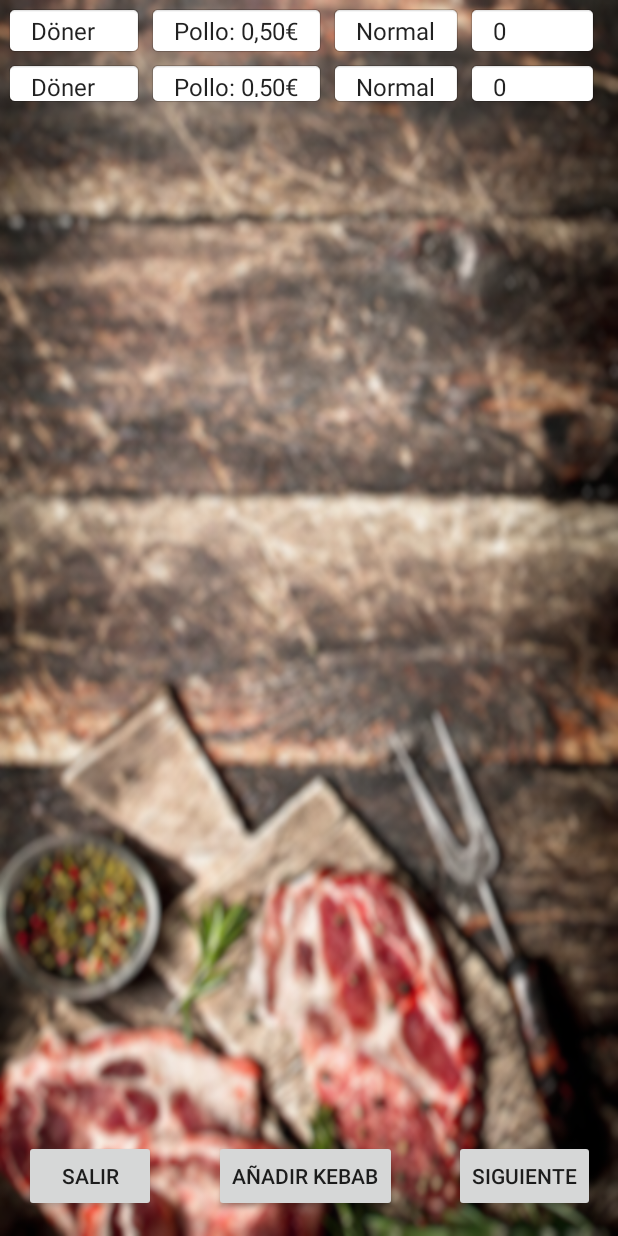
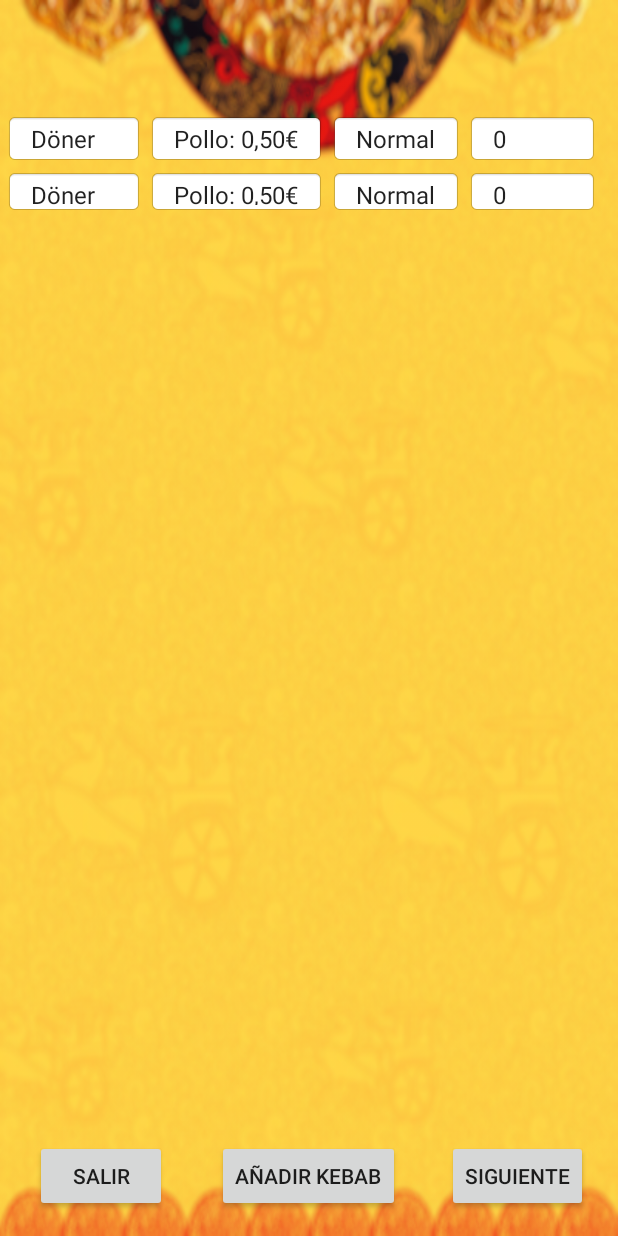
Before and after one commit to Capricious-frog/ProyectoAndroid, an Android app: the PedidoKebab screen opened directly, with no data from a screen before it, on a phone screen of 412 x 824 dp. Run offline under Robolectric (Android 15) with nearby library versions, the phone set to English and light mode, and no system bars.

```diff
--- a/app/src/main/res/layout/activity_pedido_kebab.xml
+++ b/app/src/main/res/layout/activity_pedido_kebab.xml
@@ -6,37 +6,38 @@
     android:layout_height="match_parent"
     android:background="@drawable/fondokebab"
     tools:context="com.example.adminportatil.proyectoandroid.PedidoKebab"
-    tools:layout_editor_absoluteY="81dp">
+    tools:layout_editor_absoluteY="25dp">
 
     <Button
         android:id="@+id/button"
         android:layout_width="wrap_content"
         android:layout_height="wrap_content"
         android:layout_marginBottom="16dp"
-        android:layout_marginStart="16dp"
+        android:layout_marginEnd="13dp"
+        android:layout_marginStart="3dp"
         android:onClick="cerrar"
         android:text="@string/salir"
         app:layout_constraintBottom_toBottomOf="parent"
-        app:layout_constraintLeft_toLeftOf="parent" />
+        app:layout_constraintEnd_toStartOf="@+id/button2"
+        app:layout_constraintStart_toStartOf="parent" />
 
     <Button
         android:id="@+id/button1"
         android:layout_width="wrap_content"
         android:layout_height="wrap_content"
         android:layout_marginBottom="16dp"
-        android:layout_marginEnd="15dp"
         android:onClick="lanzarPedidoKebab"
         android:text="@string/siguiente"
         app:layout_constraintBottom_toBottomOf="parent"
-        app:layout_constraintEnd_toEndOf="parent" />
+        app:layout_constraintEnd_toEndOf="parent"
+        app:layout_constraintStart_toEndOf="@+id/button2" />
 
     <Button
         android:id="@+id/button2"
         android:layout_width="wrap_content"
         android:layout_height="wrap_content"
         android:layout_marginBottom="16dp"
-        android:layout_marginEnd="16dp"
-        android:layout_marginStart="16dp"
+        android:layout_marginEnd="12dp"
         android:onClick="anadir_fila"
         android:text="@string/anadir_kebab"
         app:layout_constraintBottom_toBottomOf="parent"
@@ -46,13 +47,12 @@
     <ScrollView
         android:id="@+id/scrollView2"
         android:layout_width="0dp"
-        android:layout_height="0dp"
-        android:layout_marginBottom="13dp"
-        app:layout_constraintBottom_toTopOf="@+id/button1"
+        android:layout_height="549dp"
+        android:layout_marginTop="72dp"
+        android:background="#00FFFFFF"
         app:layout_constraintEnd_toEndOf="parent"
         app:layout_constraintStart_toStartOf="parent"
-        app:layout_constraintTop_toTopOf="parent"
-        android:background="#00FFFFFF">
+        app:layout_constraintTop_toTopOf="parent">
 
         <android.support.constraint.ConstraintLayout
             android:layout_width="match_parent"
@@ -61,7 +61,9 @@
             <TableLayout
                 android:id="@+id/tablaKebabs"
                 android:layout_width="match_parent"
-                android:layout_height="wrap_content"
+                android:layout_height="405dp"
+                android:layout_marginBottom="8dp"
+                app:layout_constraintBottom_toBottomOf="parent"
                 app:layout_constraintEnd_toEndOf="parent"
                 app:layout_constraintStart_toStartOf="parent"
                 app:layout_constraintTop_toTopOf="parent">
@@ -105,7 +107,7 @@
 
                     <Spinner
                         android:id="@+id/cantidad0"
-                        android:layout_width="match_parent"
+                        android:layout_width="60dp"
                         android:layout_height="wrap_content"
                         android:layout_marginEnd="3dp"
                         android:layout_marginStart="3dp"
--- a/app/src/main/res/layout/activity_portada.xml
+++ b/app/src/main/res/layout/activity_portada.xml
@@ -32,6 +32,7 @@
         app:layout_constraintBottom_toBottomOf="parent"
         app:layout_constraintEnd_toEndOf="parent"
         app:layout_constraintStart_toStartOf="@+id/textView2" />
+
     <TextView
         android:id="@+id/textView2"
         android:layout_width="wrap_content"
--- a/app/src/main/res/layout/activity_resumen_pedido.xml
+++ b/app/src/main/res/layout/activity_resumen_pedido.xml
@@ -4,6 +4,7 @@
     xmlns:tools="http://schemas.android.com/tools"
     android:layout_width="match_parent"
     android:layout_height="match_parent"
+    android:background="@drawable/fondoresumen"
     tools:context="com.example.adminportatil.proyectoandroid.ResumenPedido">
 
     <Button
```
Also changed, not shown: app/src/main/res/drawable/fondobebidas.png, app/src/main/res/drawable/fondodatos.png, app/src/main/res/drawable/fondokebab.png, app/src/main/res/drawable/fondoportada.png, app/src/main/res/drawable/fondoresumen.png (added).
